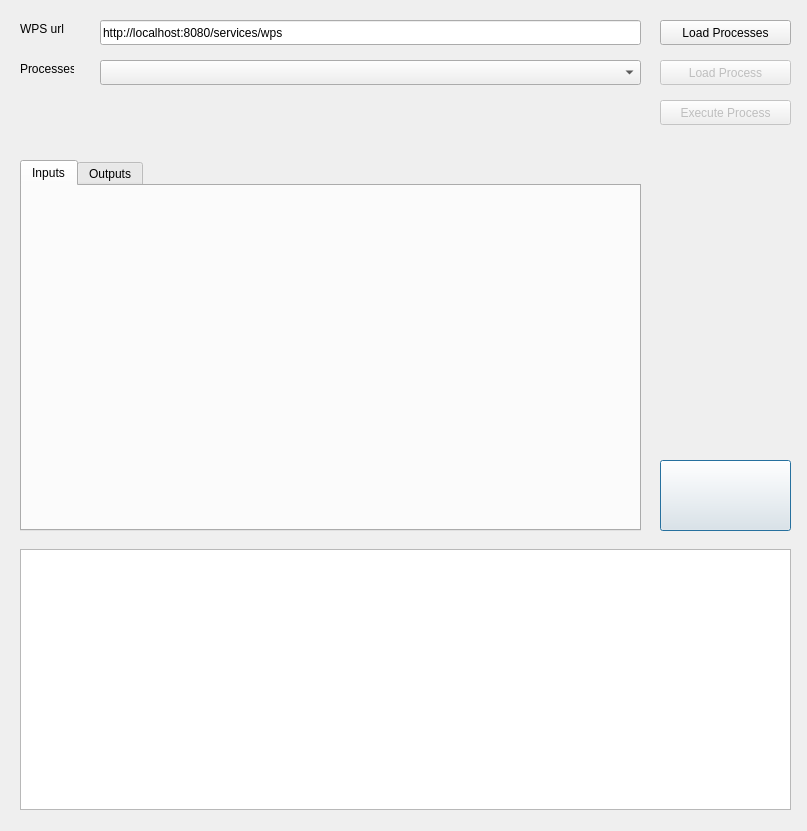
This is wps_dialog_base.ui in pixalytics-ltd/qgis-wps-plugin as Qt 5 draws it before an edit. The edited form follows.
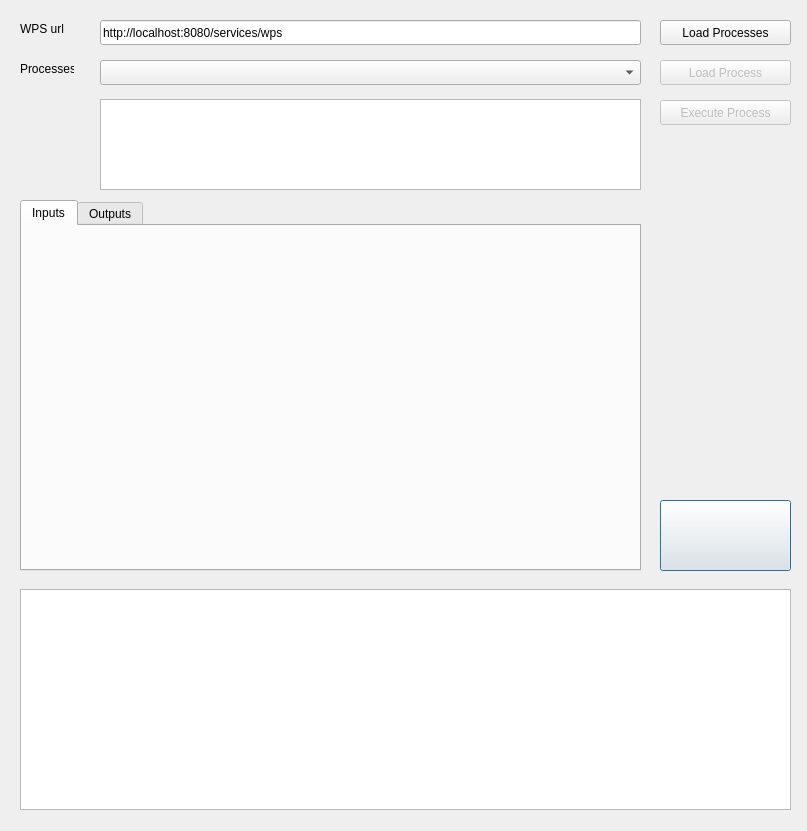
This is the edited form. Icons and pictures are not drawn.

What changed in the file:
```diff
--- a/wps_dialog_base.ui
+++ b/wps_dialog_base.ui
@@ -17,7 +17,7 @@
    <property name="geometry">
     <rect>
      <x>660</x>
-     <y>460</y>
+     <y>500</y>
      <width>131</width>
      <height>71</height>
     </rect>
@@ -111,22 +111,6 @@
     </rect>
    </property>
   </widget>
-  <widget class="QLabel" name="labelProcessDescription">
-   <property name="geometry">
-    <rect>
-     <x>100</x>
-     <y>100</y>
-     <width>541</width>
-     <height>41</height>
-    </rect>
-   </property>
-   <property name="text">
-    <string/>
-   </property>
-   <property name="wordWrap">
-    <bool>true</bool>
-   </property>
-  </widget>
   <widget class="QPushButton" name="pushButtonLoadProcess">
    <property name="enabled">
     <bool>false</bool>
@@ -147,7 +131,7 @@
    <property name="geometry">
     <rect>
      <x>20</x>
-     <y>160</y>
+     <y>200</y>
      <width>621</width>
      <height>371</height>
     </rect>
@@ -186,9 +170,19 @@
    <property name="geometry">
     <rect>
      <x>20</x>
-     <y>549</y>
+     <y>589</y>
      <width>771</width>
-     <height>261</height>
+     <height>221</height>
+    </rect>
+   </property>
+  </widget>
+  <widget class="QTextEdit" name="textEditProcessDescription">
+   <property name="geometry">
+    <rect>
+     <x>100</x>
+     <y>99</y>
+     <width>541</width>
+     <height>91</height>
     </rect>
    </property>
   </widget>
```
